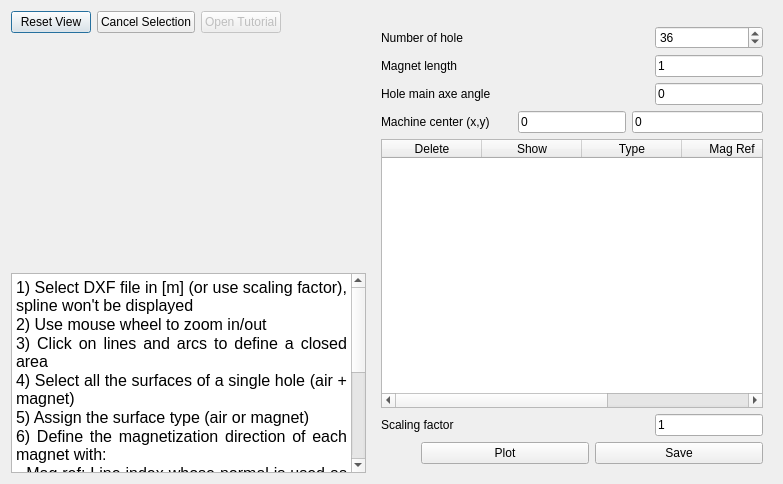
Above: pyleecan/GUI/Dxf/DXF_Hole.ui from Eomys/pyleecan before the change. Below: the same form after it.
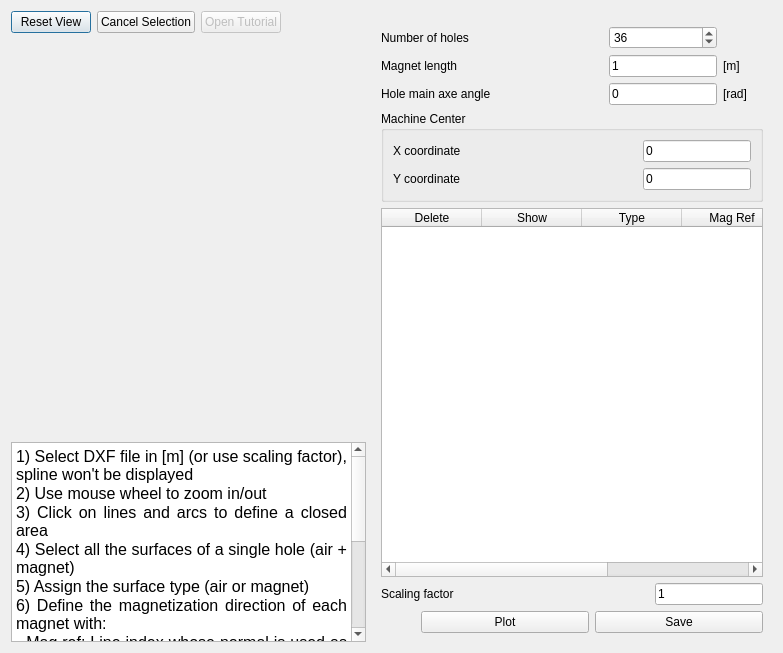
That is the form after the change. Icons and pictures are not drawn. Custom widgets are drawn as their Qt base class.

What changed in the file:
```diff
--- a/pyleecan/GUI/Dxf/DXF_Hole.ui
+++ b/pyleecan/GUI/Dxf/DXF_Hole.ui
@@ -7,7 +7,7 @@
     <x>0</x>
     <y>0</y>
     <width>783</width>
-    <height>484</height>
+    <height>653</height>
    </rect>
   </property>
   <property name="windowTitle">
@@ -90,18 +90,18 @@
 &lt;html&gt;&lt;head&gt;&lt;meta name=&quot;qrichtext&quot; content=&quot;1&quot; /&gt;&lt;style type=&quot;text/css&quot;&gt;
 p, li { white-space: pre-wrap; }
 &lt;/style&gt;&lt;/head&gt;&lt;body style=&quot; font-family:'MS Shell Dlg 2'; font-size:7.8pt; font-weight:400; font-style:normal;&quot;&gt;
-&lt;p align=&quot;justify&quot; style=&quot; margin-top:0px; margin-bottom:0px; margin-left:0px; margin-right:0px; -qt-block-indent:0; text-indent:0px;&quot;&gt;&lt;span style=&quot; font-size:12pt;&quot;&gt;1) Select DXF file in [m] (or use scaling factor), spline won't be displayed&lt;/span&gt;&lt;/p&gt;
-&lt;p align=&quot;justify&quot; style=&quot; margin-top:0px; margin-bottom:0px; margin-left:0px; margin-right:0px; -qt-block-indent:0; text-indent:0px;&quot;&gt;&lt;span style=&quot; font-size:12pt;&quot;&gt;2) Use mouse wheel to zoom in/out&lt;/span&gt;&lt;/p&gt;
-&lt;p align=&quot;justify&quot; style=&quot; margin-top:0px; margin-bottom:0px; margin-left:0px; margin-right:0px; -qt-block-indent:0; text-indent:0px;&quot;&gt;&lt;span style=&quot; font-size:12pt;&quot;&gt;3) Click on lines and arcs to define a closed area&lt;/span&gt;&lt;/p&gt;
-&lt;p align=&quot;justify&quot; style=&quot; margin-top:0px; margin-bottom:0px; margin-left:0px; margin-right:0px; -qt-block-indent:0; text-indent:0px;&quot;&gt;&lt;span style=&quot; font-size:12pt;&quot;&gt;4) Select all the surfaces of a single hole (air + magnet)&lt;/span&gt;&lt;/p&gt;
-&lt;p align=&quot;justify&quot; style=&quot; margin-top:0px; margin-bottom:0px; margin-left:0px; margin-right:0px; -qt-block-indent:0; text-indent:0px;&quot;&gt;&lt;span style=&quot; font-size:12pt;&quot;&gt;5) Assign the surface type (air or magnet)&lt;/span&gt;&lt;/p&gt;
-&lt;p align=&quot;justify&quot; style=&quot; margin-top:0px; margin-bottom:0px; margin-left:0px; margin-right:0px; -qt-block-indent:0; text-indent:0px;&quot;&gt;&lt;span style=&quot; font-size:12pt;&quot;&gt;6) Define the magnetization direction of each magnet with:&lt;/span&gt;&lt;/p&gt;
-&lt;p align=&quot;justify&quot; style=&quot; margin-top:0px; margin-bottom:0px; margin-left:0px; margin-right:0px; -qt-block-indent:0; text-indent:0px;&quot;&gt;&lt;span style=&quot; font-size:12pt;&quot;&gt;- Mag ref: Line index whose normal is used as reference&lt;/span&gt;&lt;/p&gt;
-&lt;p align=&quot;justify&quot; style=&quot; margin-top:0px; margin-bottom:0px; margin-left:0px; margin-right:0px; -qt-block-indent:0; text-indent:0px;&quot;&gt;&lt;span style=&quot; font-size:12pt;&quot;&gt;- Mag offset: will be added to angle of the line normal [°]&lt;/span&gt;&lt;/p&gt;
-&lt;p align=&quot;justify&quot; style=&quot; margin-top:0px; margin-bottom:0px; margin-left:0px; margin-right:0px; -qt-block-indent:0; text-indent:0px;&quot;&gt;&lt;span style=&quot; font-size:12pt;&quot;&gt;7) Plot to check and save&lt;/span&gt;&lt;/p&gt;
-&lt;p align=&quot;justify&quot; style=&quot;-qt-paragraph-type:empty; margin-top:0px; margin-bottom:0px; margin-left:0px; margin-right:0px; -qt-block-indent:0; text-indent:0px; font-size:12pt;&quot;&gt;&lt;br /&gt;&lt;/p&gt;
-&lt;p align=&quot;justify&quot; style=&quot; margin-top:0px; margin-bottom:0px; margin-left:0px; margin-right:0px; -qt-block-indent:0; text-indent:0px;&quot;&gt;&lt;span style=&quot; font-size:12pt;&quot;&gt;Hint: When clicking twice on a line, its color changes to define this line as magnetization reference for the magnet.&lt;/span&gt;&lt;/p&gt;
-&lt;p align=&quot;justify&quot; style=&quot; margin-top:0px; margin-bottom:0px; margin-left:0px; margin-right:0px; -qt-block-indent:0; text-indent:0px;&quot;&gt;&lt;span style=&quot; font-size:12pt;&quot;&gt;Hint: &amp;quot;Show&amp;quot; highlights the surface and display the index of each line/arc. &lt;/span&gt;&lt;/p&gt;&lt;/body&gt;&lt;/html&gt;</string>
+&lt;p align=&quot;justify&quot; style=&quot; margin-top:0px; margin-bottom:0px; margin-left:0px; margin-right:0px; -qt-block-indent:0; text-indent:0px;&quot;&gt;&lt;span style=&quot; font-family:'MS Shell Dlg 2'; font-size:12pt;&quot;&gt;1) Select DXF file in [m] (or use scaling factor), spline won't be displayed&lt;/span&gt;&lt;/p&gt;
+&lt;p align=&quot;justify&quot; style=&quot; margin-top:0px; margin-bottom:0px; margin-left:0px; margin-right:0px; -qt-block-indent:0; text-indent:0px;&quot;&gt;&lt;span style=&quot; font-family:'MS Shell Dlg 2'; font-size:12pt;&quot;&gt;2) Use mouse wheel to zoom in/out&lt;/span&gt;&lt;/p&gt;
+&lt;p align=&quot;justify&quot; style=&quot; margin-top:0px; margin-bottom:0px; margin-left:0px; margin-right:0px; -qt-block-indent:0; text-indent:0px;&quot;&gt;&lt;span style=&quot; font-family:'MS Shell Dlg 2'; font-size:12pt;&quot;&gt;3) Click on lines and arcs to define a closed area&lt;/span&gt;&lt;/p&gt;
+&lt;p align=&quot;justify&quot; style=&quot; margin-top:0px; margin-bottom:0px; margin-left:0px; margin-right:0px; -qt-block-indent:0; text-indent:0px;&quot;&gt;&lt;span style=&quot; font-family:'MS Shell Dlg 2'; font-size:12pt;&quot;&gt;4) Select all the surfaces of a single hole (air + magnet)&lt;/span&gt;&lt;/p&gt;
+&lt;p align=&quot;justify&quot; style=&quot; margin-top:0px; margin-bottom:0px; margin-left:0px; margin-right:0px; -qt-block-indent:0; text-indent:0px;&quot;&gt;&lt;span style=&quot; font-family:'MS Shell Dlg 2'; font-size:12pt;&quot;&gt;5) Assign the surface type (air or magnet)&lt;/span&gt;&lt;/p&gt;
+&lt;p align=&quot;justify&quot; style=&quot; margin-top:0px; margin-bottom:0px; margin-left:0px; margin-right:0px; -qt-block-indent:0; text-indent:0px;&quot;&gt;&lt;span style=&quot; font-family:'MS Shell Dlg 2'; font-size:12pt;&quot;&gt;6) Define the magnetization direction of each magnet with:&lt;/span&gt;&lt;/p&gt;
+&lt;p align=&quot;justify&quot; style=&quot; margin-top:0px; margin-bottom:0px; margin-left:0px; margin-right:0px; -qt-block-indent:0; text-indent:0px;&quot;&gt;&lt;span style=&quot; font-family:'MS Shell Dlg 2'; font-size:12pt;&quot;&gt;- Mag ref: Line index whose normal is used as reference&lt;/span&gt;&lt;/p&gt;
+&lt;p align=&quot;justify&quot; style=&quot; margin-top:0px; margin-bottom:0px; margin-left:0px; margin-right:0px; -qt-block-indent:0; text-indent:0px;&quot;&gt;&lt;span style=&quot; font-family:'MS Shell Dlg 2'; font-size:12pt;&quot;&gt;- Mag offset: will be added to angle of the line normal [°]&lt;/span&gt;&lt;/p&gt;
+&lt;p align=&quot;justify&quot; style=&quot; margin-top:0px; margin-bottom:0px; margin-left:0px; margin-right:0px; -qt-block-indent:0; text-indent:0px;&quot;&gt;&lt;span style=&quot; font-family:'MS Shell Dlg 2'; font-size:12pt;&quot;&gt;7) Plot to check and save&lt;/span&gt;&lt;/p&gt;
+&lt;p align=&quot;justify&quot; style=&quot;-qt-paragraph-type:empty; margin-top:0px; margin-bottom:0px; margin-left:0px; margin-right:0px; -qt-block-indent:0; text-indent:0px; font-family:'MS Shell Dlg 2'; font-size:12pt;&quot;&gt;&lt;br /&gt;&lt;/p&gt;
+&lt;p align=&quot;justify&quot; style=&quot; margin-top:0px; margin-bottom:0px; margin-left:0px; margin-right:0px; -qt-block-indent:0; text-indent:0px;&quot;&gt;&lt;span style=&quot; font-family:'MS Shell Dlg 2'; font-size:12pt;&quot;&gt;Hint: When clicking twice on a line, its color changes to define this line as magnetization reference for the magnet.&lt;/span&gt;&lt;/p&gt;
+&lt;p align=&quot;justify&quot; style=&quot; margin-top:0px; margin-bottom:0px; margin-left:0px; margin-right:0px; -qt-block-indent:0; text-indent:0px;&quot;&gt;&lt;span style=&quot; font-family:'MS Shell Dlg 2'; font-size:12pt;&quot;&gt;Hint: &amp;quot;Show&amp;quot; highlights the surface and display the index of each line/arc. &lt;/span&gt;&lt;/p&gt;&lt;/body&gt;&lt;/html&gt;</string>
        </property>
       </widget>
      </item>
@@ -134,13 +134,10 @@
       </item>
       <item>
        <layout class="QGridLayout" name="gridLayout">
-        <property name="sizeConstraint">
-         <enum>QLayout::SetMinimumSize</enum>
-        </property>
         <item row="0" column="0">
          <widget class="QLabel" name="in_zh">
           <property name="text">
-           <string>Number of hole</string>
+           <string>Number of holes</string>
           </property>
          </widget>
         </item>
@@ -186,6 +183,19 @@
           </property>
          </widget>
         </item>
+        <item row="1" column="2">
+         <widget class="QLabel" name="unit_mag_len">
+          <property name="maximumSize">
+           <size>
+            <width>40</width>
+            <height>16777215</height>
+           </size>
+          </property>
+          <property name="text">
+           <string>[m]</string>
+          </property>
+         </widget>
+        </item>
         <item row="2" column="0">
          <widget class="QLabel" name="in_axe_angle">
           <property name="text">
@@ -206,21 +216,29 @@
           </property>
          </widget>
         </item>
+        <item row="2" column="2">
+         <widget class="QLabel" name="unit_axe_angle">
+          <property name="text">
+           <string>[rad]</string>
+          </property>
+         </widget>
+        </item>
        </layout>
       </item>
       <item>
-       <layout class="QHBoxLayout" name="horizontalLayout_5">
-        <property name="sizeConstraint">
-         <enum>QLayout::SetMinimumSize</enum>
+       <widget class="QGroupBox" name="g_center">
+        <property name="title">
+         <string>Machine Center</string>
         </property>
-        <item>
-         <widget class="QLabel" name="in_coord_center">
+        <layout class="QGridLayout" name="gridLayout_3">
+         <item row="0" column="0">
+          <widget class="QLabel" name="in_coord_center_X">
           <property name="text">
-           <string>Machine center (x,y)</string>
+            <string>X coordinate</string>
           </property>
          </widget>
         </item>
-        <item>
+         <item row="0" column="1">
          <widget class="FloatEdit" name="lf_center_x">
           <property name="sizePolicy">
            <sizepolicy hsizetype="Fixed" vsizetype="Fixed">
@@ -233,7 +251,14 @@
           </property>
          </widget>
         </item>
-        <item>
+         <item row="1" column="0">
+          <widget class="QLabel" name="in_coord_center_Y">
+           <property name="text">
+            <string>Y coordinate</string>
+           </property>
+          </widget>
+         </item>
+         <item row="1" column="1">
          <widget class="FloatEdit" name="lf_center_y">
           <property name="enabled">
            <bool>true</bool>
@@ -246,7 +271,7 @@
           </property>
           <property name="maximumSize">
            <size>
-            <width>137</width>
+             <width>16777215</width>
             <height>16777215</height>
            </size>
           </property>
@@ -256,6 +281,7 @@
          </widget>
         </item>
        </layout>
+       </widget>
       </item>
       <item>
        <widget class="QTableWidget" name="w_surface_list">
@@ -365,12 +391,6 @@
   </layout>
  </widget>
  <customwidgets>
-  <customwidget>
-   <class>WPathSelector</class>
-   <extends>QWidget</extends>
-   <header>...GUI.Tools.WPathSelector.WPathSelector</header>
-   <container>1</container>
-  </customwidget>
   <customwidget>
    <class>MPLCanvas2</class>
    <extends>QWidget</extends>
@@ -382,6 +402,12 @@
    <extends>QLineEdit</extends>
    <header>...GUI/Tools/FloatEdit</header>
   </customwidget>
+  <customwidget>
+   <class>WPathSelector</class>
+   <extends>QWidget</extends>
+   <header>...GUI.Tools.WPathSelector.WPathSelector</header>
+   <container>1</container>
+  </customwidget>
  </customwidgets>
  <resources>
   <include location="../Resources/pyleecan.qrc"/>
```
Lines whose indentation alone changed are shown as unchanged.
